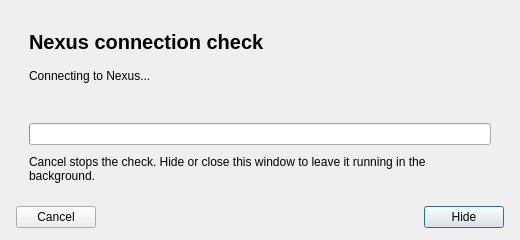
This is source/modorganizer/src/validationprogressdialog.ui in ArialSenki/MO2-Revamped as Qt 5 draws it before an edit. The edited form follows.
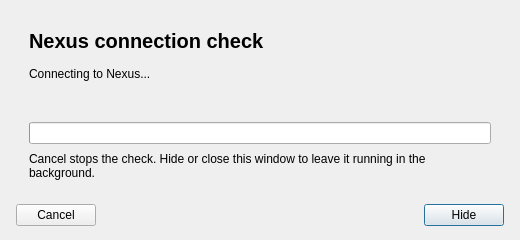
This is the edited form.

The edit to the form file:
```diff
--- a/source/modorganizer/src/validationprogressdialog.ui
+++ b/source/modorganizer/src/validationprogressdialog.ui
@@ -7,11 +7,11 @@
   </property>
   <property name="windowTitle"><string>Validating Nexus Connection</string></property>
   <layout class="QVBoxLayout" name="verticalLayout_2">
-   <property name="spacing"><number>10</number></property>
+   <property name="spacing"><number>12</number></property>
    <property name="leftMargin"><number>16</number></property>
    <property name="topMargin"><number>16</number></property>
    <property name="rightMargin"><number>16</number></property>
-   <property name="bottomMargin"><number>12</number></property>
+   <property name="bottomMargin"><number>14</number></property>
    <item>
     <widget class="QFrame" name="validationHeaderPanel">
      <property name="frameShape"><enum>QFrame::NoFrame</enum></property>
```
